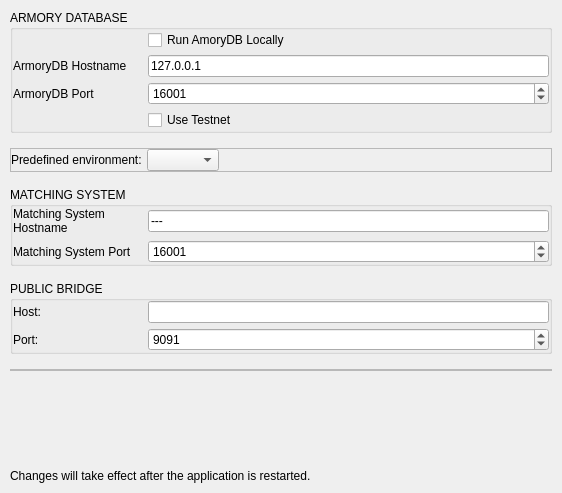
Old version of the form BlockSettleUILib/NetworkSettingsPage.ui in the repository BlockSettle/terminal.
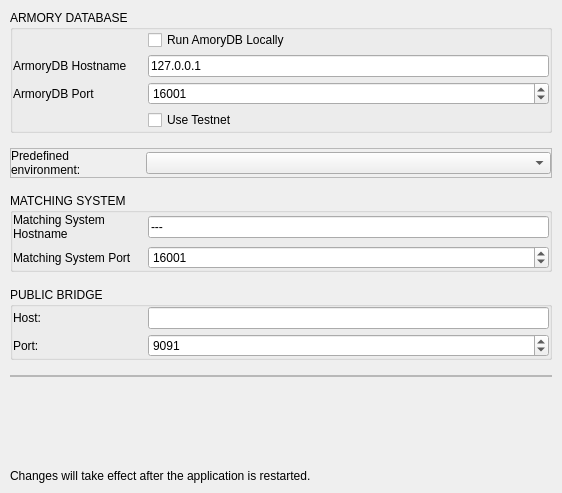
New version of the form.

Commit message:
Aligned predefined environmnet on network settings page with other controls.
Task-number: BST-1238

The edit to the form file:
```diff
--- a/BlockSettleUILib/NetworkSettingsPage.ui
+++ b/BlockSettleUILib/NetworkSettingsPage.ui
@@ -297,6 +297,18 @@
       </property>
       <item>
        <widget class="QLabel" name="label_4">
+        <property name="minimumSize">
+         <size>
+          <width>130</width>
+          <height>0</height>
+         </size>
+        </property>
+        <property name="maximumSize">
+         <size>
+          <width>130</width>
+          <height>16777215</height>
+         </size>
+        </property>
         <property name="text">
          <string>Predefined environment:</string>
         </property>
@@ -308,19 +320,6 @@
       <item>
        <widget class="QComboBox" name="comboBoxEnv"/>
       </item>
-      <item>
-       <spacer name="horizontalSpacer_2">
-        <property name="orientation">
-         <enum>Qt::Horizontal</enum>
-        </property>
-        <property name="sizeHint" stdset="0">
-         <size>
-          <width>40</width>
-          <height>20</height>
-         </size>
-        </property>
-       </spacer>
-      </item>
      </layout>
     </widget>
    </item>
```
